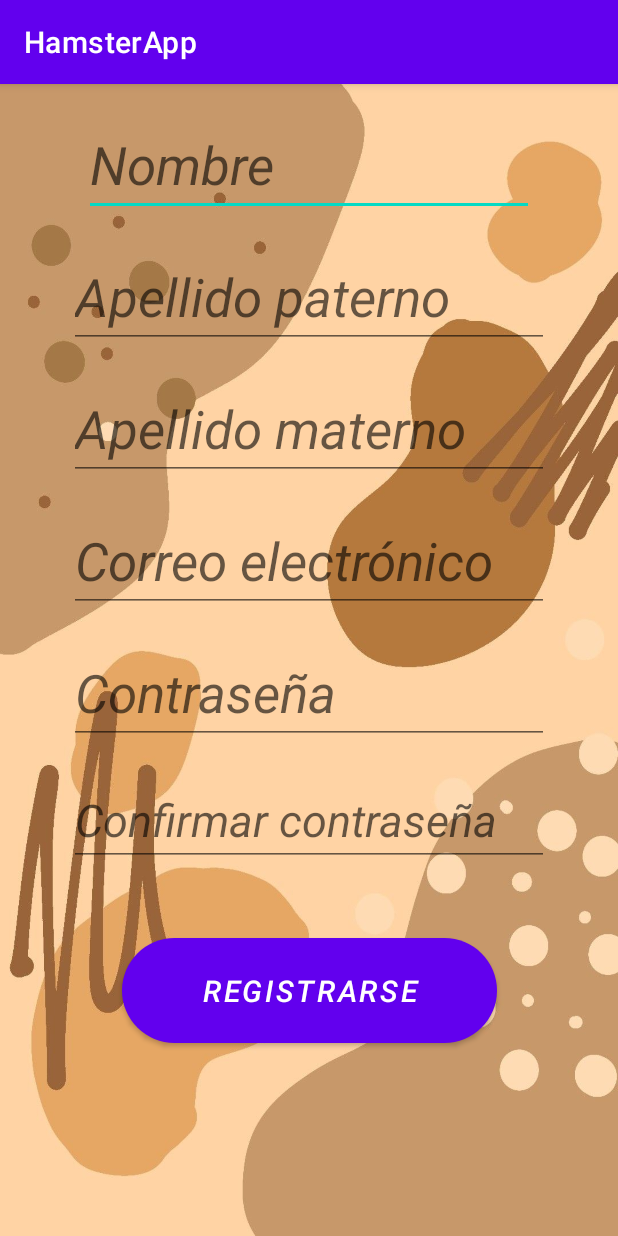
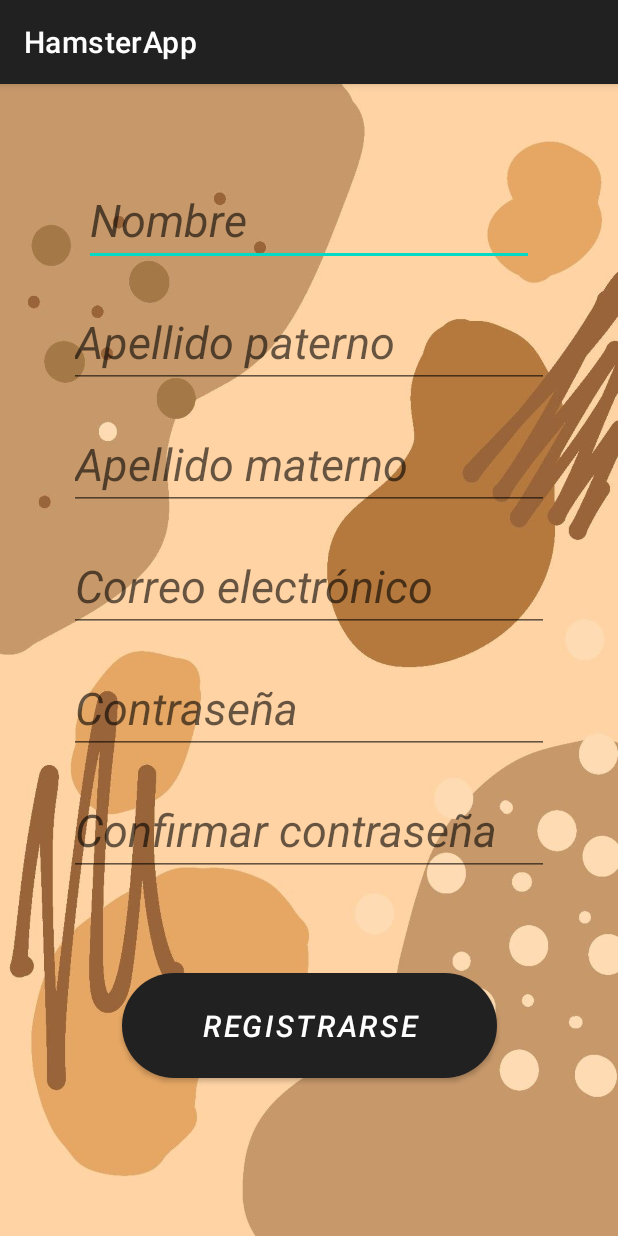
Before and after one commit to Kevin-Burciiaga/HamsterApp, an Android app: the Registro screen opened directly, with no data from a screen before it, on a phone screen of 412 x 824 dp. Run offline under Robolectric (Android 15) with nearby library versions, the light colour scheme and no system bars.

Commit message:
con cambio de color

```diff
--- a/app/src/main/res/layout/activity_login.xml
+++ b/app/src/main/res/layout/activity_login.xml
@@ -50,7 +50,7 @@
         android:id="@+id/btnLogin"
         android:layout_width="300dp"
         android:layout_height="wrap_content"
-        android:background="@color/black"
+        android:background="@drawable/botones"
         android:textColor="@color/white"
         android:text="Iniciar Sesion"
         android:textSize="18sp"
--- a/app/src/main/res/layout/activity_registro.xml
+++ b/app/src/main/res/layout/activity_registro.xml
@@ -10,14 +10,14 @@
 
   <EditText
       android:id="@+id/nombre"
-      android:layout_marginTop="20dp"
+      android:layout_marginTop="60dp"
       android:layout_width="300dp"
       android:layout_height="wrap_content"
       app:layout_constraintTop_toTopOf="parent"
       app:layout_constraintStart_toStartOf="parent"
       app:layout_constraintEnd_toEndOf="parent"
       android:hint="Nombre"
-      android:textSize="35sp"
+      android:textSize="30sp"
       android:textStyle="italic"/>
 
   <EditText
@@ -29,7 +29,7 @@
       app:layout_constraintStart_toStartOf="parent"
       app:layout_constraintEnd_toEndOf="parent"
       android:hint="Apellido paterno"
-      android:textSize="35sp"
+      android:textSize="30sp"
       android:textStyle="italic"/>
 
   <EditText
@@ -41,7 +41,7 @@
       app:layout_constraintStart_toStartOf="parent"
       app:layout_constraintEnd_toEndOf="parent"
       android:hint="Apellido materno"
-      android:textSize="35sp"
+      android:textSize="30sp"
       android:textStyle="italic"/>
 
   <EditText
@@ -53,7 +53,7 @@
       app:layout_constraintStart_toStartOf="parent"
       app:layout_constraintEnd_toEndOf="parent"
       android:hint="Correo electrónico"
-      android:textSize="35sp"
+      android:textSize="30sp"
       android:textStyle="italic"/>
 
   <EditText
@@ -62,7 +62,7 @@
       android:layout_height="wrap_content"
       android:layout_marginTop="20dp"
       android:hint="Contraseña"
-      android:textSize="35sp"
+      android:textSize="30sp"
       android:textStyle="italic"
       app:layout_constraintEnd_toEndOf="parent"
       app:layout_constraintStart_toStartOf="parent"
@@ -82,6 +82,7 @@
 
   <Button
       android:id="@+id/reg"
+      android:layout_marginTop="40dp"
       android:layout_width="250dp"
       android:layout_height="70dp"
       android:background="@drawable/botones"
--- a/app/src/main/res/values-night/themes.xml
+++ b/app/src/main/res/values-night/themes.xml
@@ -2,8 +2,6 @@
     <!-- Base application theme. -->
     <style name="Theme.HamsterApp" parent="Theme.MaterialComponents.DayNight.DarkActionBar">
         <!-- Primary brand color. -->
-        <item name="colorPrimary">@color/purple_200</item>
-        <item name="colorPrimaryVariant">@color/purple_700</item>
         <item name="colorOnPrimary">@color/black</item>
         <!-- Secondary brand color. -->
         <item name="colorSecondary">@color/teal_200</item>
--- a/app/src/main/res/values/themes.xml
+++ b/app/src/main/res/values/themes.xml
@@ -2,8 +2,6 @@
     <!-- Base application theme. -->
     <style name="Theme.HamsterApp" parent="Theme.MaterialComponents.DayNight.DarkActionBar">
         <!-- Primary brand color. -->
-        <item name="colorPrimary">@color/purple_500</item>
-        <item name="colorPrimaryVariant">@color/purple_700</item>
         <item name="colorOnPrimary">@color/white</item>
         <!-- Secondary brand color. -->
         <item name="colorSecondary">@color/teal_200</item>
```
